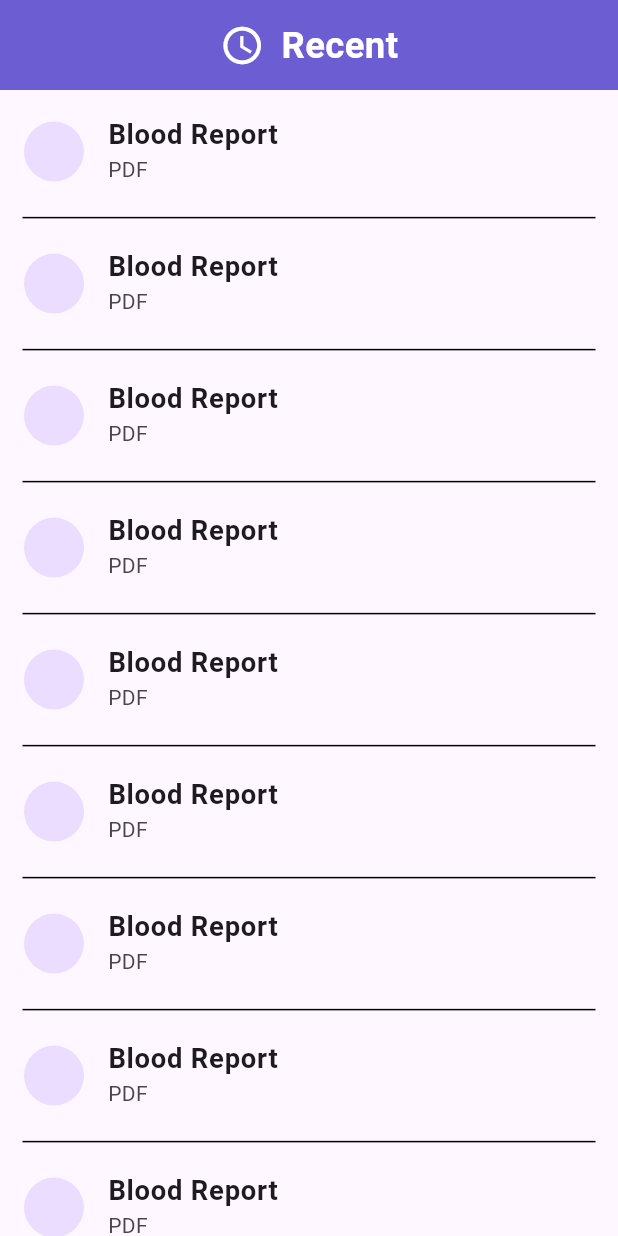
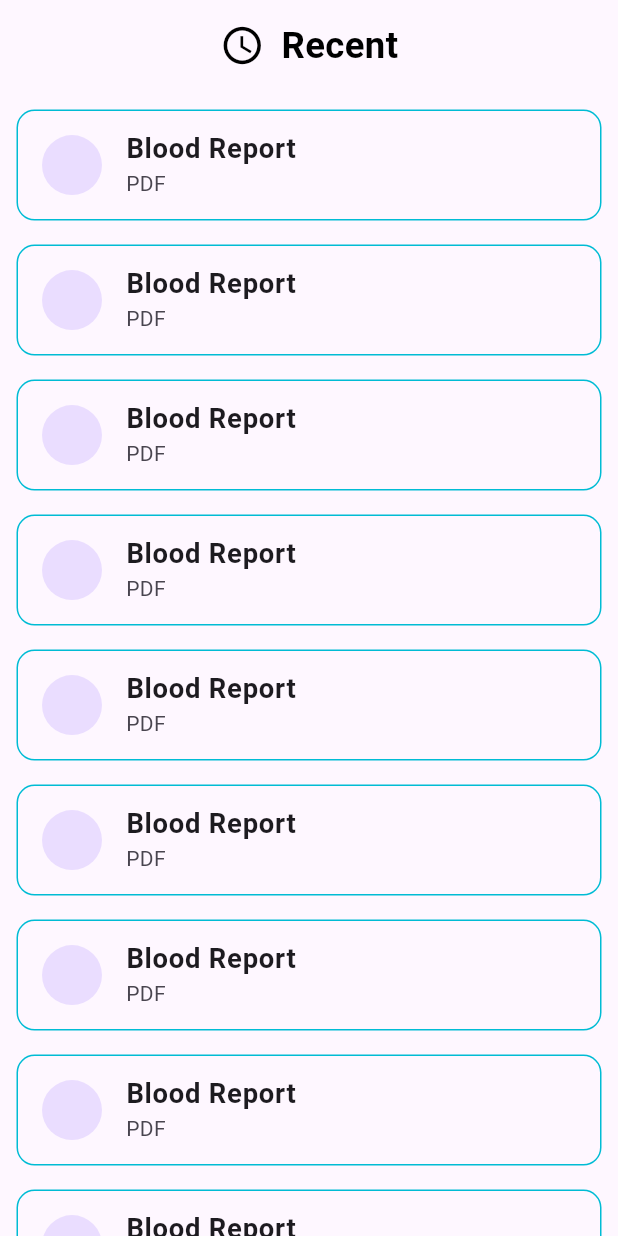
Before and after one commit to AbdulrahmanAshraf-dev/QuickLabApp-project, a Flutter app: the RecentScreen screen opened directly, on a phone screen of 412 x 824 dp. Run offline on Flutter 3.47's test engine with Material 3 defaults, Android fonts, the phone set to English and light mode, and no system bars; drawn by our look-alikes of flutter_slidable; our stand-ins replace bloc, carousel_slider, cloud_firestore, curved_navigation_bar, dartz, firebase_auth and 7 more; missing offline and left inert: flutter_facebook_auth; accounts and stored records are empty.

Commit message:
edit ui of recent

```diff
--- a/lib/recent_page/recent_screen.dart
+++ b/lib/recent_page/recent_screen.dart
@@ -25,15 +25,16 @@ class RecentScreen extends StatelessWidget {
   }
 
   ListView listOfRecent() {
-    return ListView.separated(
+    return ListView.builder(
       itemCount: 30,
       itemBuilder: (context, index) {
-        return Slidable(
-          startActionPane: ActionPane(motion: const ScrollMotion(), children: [
+        return Padding(
+          padding: const EdgeInsets.all(8.0),
+          child: Slidable(
+            startActionPane:
+                ActionPane(motion: const ScrollMotion(), children: [
               SlidableAction(
-              borderRadius: const BorderRadius.only(
-                  bottomLeft: Radius.circular(12),
-                  topLeft: Radius.circular(12)),
+                borderRadius: const BorderRadius.all(Radius.circular(12)),
                 onPressed: (context) {},
                 backgroundColor: const Color(0xFFFE4A49),
                 foregroundColor: Colors.white,
@@ -41,36 +42,38 @@ class RecentScreen extends StatelessWidget {
                 label: 'Delete',
               ),
             ]),
+            child: Padding(
+              padding: const EdgeInsets.symmetric(horizontal: 3),
+              child: Container(
+                decoration: BoxDecoration(
+                    borderRadius: BorderRadius.circular(12),
+                    border: Border.all(color: Colors.cyan)),
                 child: ListTile(
                   leading: const CircleAvatar(),
                   title: Text(
                     "Blood Report",
-              style: TextStyle(fontSize: 18.sp, fontWeight: FontWeight.bold),
+                    style:
+                        TextStyle(fontSize: 18.sp, fontWeight: FontWeight.bold),
                   ),
                   subtitle: const Text("PDF"),
                 ),
-        );
-      },
-      separatorBuilder: (BuildContext context, int index) {
-        return const Divider(
-          indent: 15,
-          endIndent: 15,
-          color: Colors.black,
+              ),
+            ),
+          ),
         );
       },
     );
   }
 
   Widget titleRecent() {
-    return Container(
+    return SizedBox(
       height: 60,
-      color: const Color(0xFF6C5DD3),
       child: Row(
         mainAxisAlignment: MainAxisAlignment.center,
         children: [
           const Icon(
             Icons.access_time,
-            color: Colors.white,
+            color: Colors.black,
             size: 30,
           ),
           SizedBox(
@@ -81,7 +84,7 @@ class RecentScreen extends StatelessWidget {
             style: TextStyle(
                 fontSize: 24.sp,
                 fontWeight: FontWeight.bold,
-                color: Colors.white),
+                color: Colors.black),
           ),
         ],
       ),
```
Lines whose indentation alone changed are shown as unchanged.
